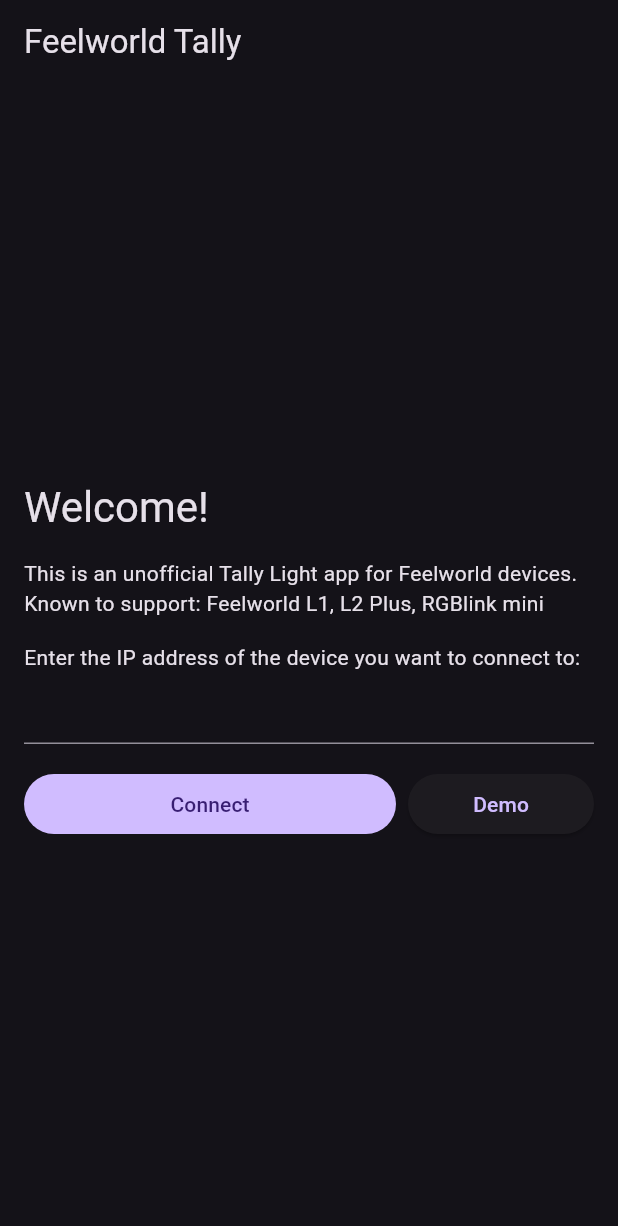
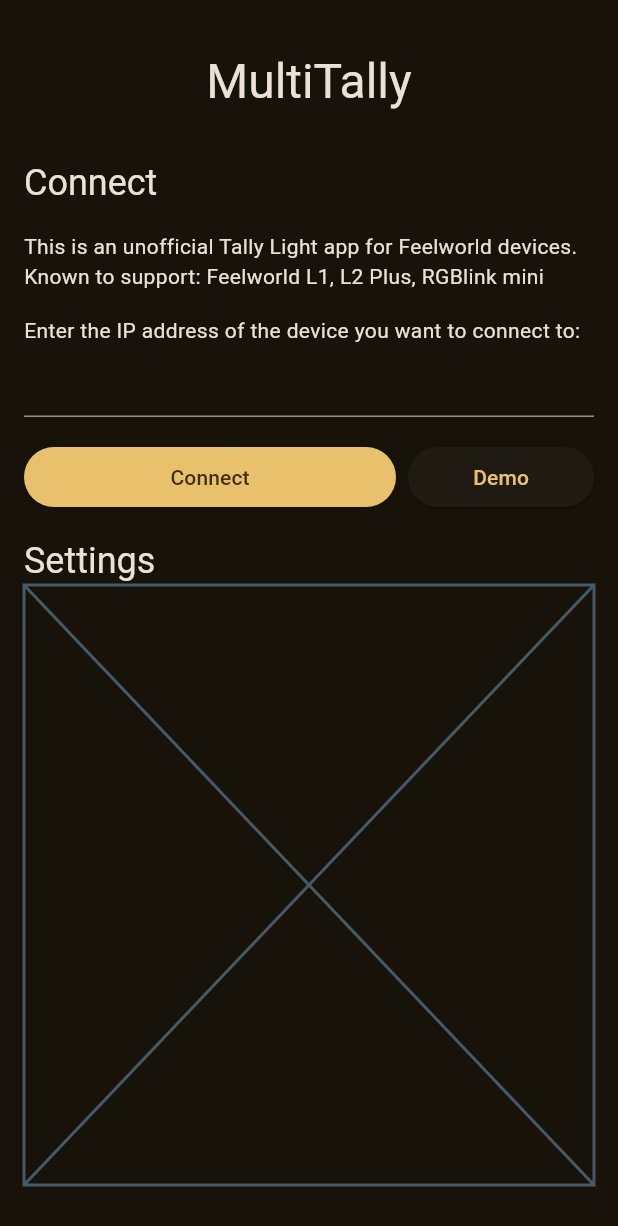
Before and after one commit to RedyAu/multitally, a Flutter app: the screen it shows after launch, on a phone screen of 412 x 824 dp. Shown: the top 1226 px of the screen. Run offline on Flutter 3.47's test engine with Material 3 defaults, Android fonts, the phone set to English and light mode, and no system bars; our stand-ins replace shared_preferences, wakelock.

Commit message:
init settings

```diff
--- a/lib/main.dart
+++ b/lib/main.dart
@@ -19,11 +19,10 @@
       child: ChangeNotifierProvider<ConnectionProvider>(
         create: (context) => ConnectionProvider(context),
         child: MaterialApp(
-          title: 'Feelworld Tally',
-          theme: ThemeData(
-            brightness: Brightness.dark,
-            useMaterial3: true,
-          ),
+          title: 'MultiTally',
+          theme: ThemeData.from(
+              colorScheme: ColorScheme.fromSeed(
+                  seedColor: Colors.amber, brightness: Brightness.dark)),
           home: const ConnectPage(),
         ),
       ),
--- a/lib/pages/connect/page.dart
+++ b/lib/pages/connect/page.dart
@@ -1,4 +1,5 @@
 import 'package:flutter/material.dart';
+import 'package:multitally/pages/connect/settings_section.dart';
 import 'package:provider/provider.dart';
 
 import '../../connection.dart';
@@ -20,7 +21,6 @@
   @override
   Widget build(BuildContext context) {
     return Scaffold(
-      appBar: AppBar(title: Text("Feelworld Tally")),
       body: Center(
         child: Padding(
           padding: const EdgeInsets.all(16),
@@ -28,13 +28,19 @@
             constraints: BoxConstraints(maxWidth: 600),
             child: Consumer2<SettingsProvider, ConnectionProvider>(
                 builder: (context, settings, connection, child) {
-              return Column(
+              return SingleChildScrollView(
+                child: Column(
                   mainAxisAlignment: MainAxisAlignment.center,
                   crossAxisAlignment: CrossAxisAlignment.stretch,
+                  mainAxisSize: MainAxisSize.min,
                   children: [
+                    Text("MultiTally",
+                        style: Theme.of(context).textTheme.headlineLarge,
+                        textAlign: TextAlign.center),
+                    SizedBox(height: 32),
                     Text(
-                    "Welcome!",
-                    style: Theme.of(context).textTheme.headlineMedium,
+                      "Connect",
+                      style: Theme.of(context).textTheme.headlineSmall,
                     ),
                     SizedBox(height: 16),
                     Text(
@@ -92,7 +98,14 @@
                         ),
                       ],
                     ),
+                    SizedBox(height: 16),
+                    Text(
+                      "Settings",
+                      style: Theme.of(context).textTheme.headlineSmall,
+                    ),
+                    SettingsSection(),
                   ],
+                ),
               );
             }),
           ),
--- /dev/null
+++ b/lib/pages/connect/settings_section.dart
@@ -0,0 +1,10 @@
+import 'package:flutter/material.dart';
+
+class SettingsSection extends StatelessWidget {
+  const SettingsSection({super.key});
+
+  @override
+  Widget build(BuildContext context) {
+    return const Placeholder();
+  }
+}
```
Lines whose indentation alone changed are shown as unchanged.
